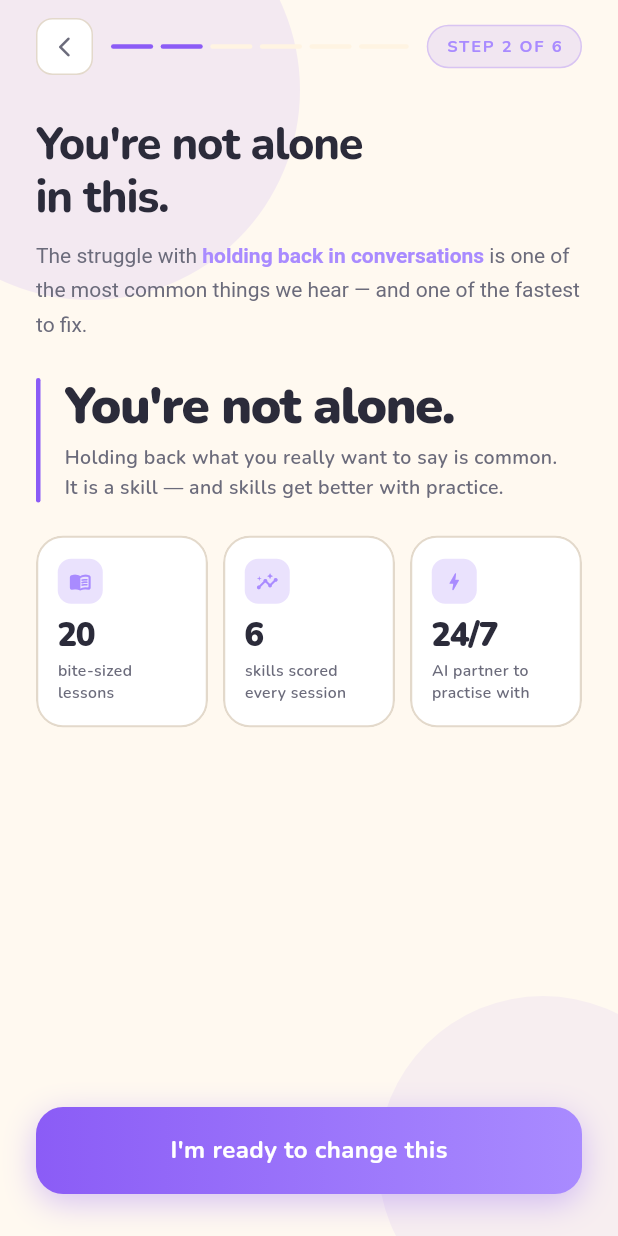
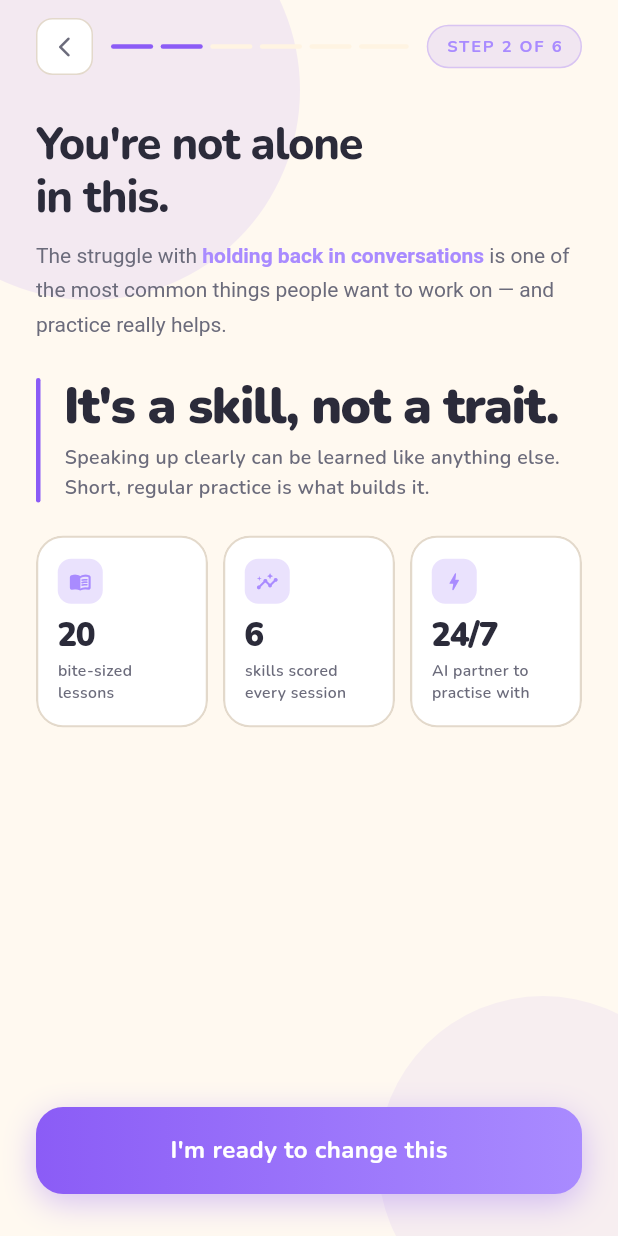
Before and after one commit to VABS-Enterprises/CommuniQ, a Flutter app: the ValidationScreen screen opened directly with empty values, on a phone screen of 412 x 824 dp. Run offline on Flutter 3.47's test engine with Material 3 defaults, Android fonts, the phone set to English and light mode, and no system bars; our stand-ins replace camera, dio, firebase_auth, firebase_core, flutter_native_splash, flutter_secure_storage and 9 more; missing offline and left inert: google_mlkit_face_detection, google_mlkit_pose_detection, livekit_client, record; accounts and stored records are empty; network calls fail.

Commit message:
Fix iOS build and tidy onboarding copy
- The iOS runner used FlutterSceneDelegate / FlutterImplicitEngineDelegate,
  which only exist in newer Flutter than the 3.32 this project pins, so
  the iOS app did not compile. Use the standard 3.32 AppDelegate and drop
  the scene manifest.
- Validation screen headline no longer repeats the title; remove the
  unsupported "fastest to fix" claim
- Home journey card: clearer message when lessons haven't loaded

```diff
--- a/client/lib/views/onboarding/screens/validation_screen.dart
+++ b/client/lib/views/onboarding/screens/validation_screen.dart
@@ -110,7 +110,7 @@ class _ValidationScreenState extends State<ValidationScreen>
                             ),
                             const TextSpan(
                               text:
-                                  ' is one of the most common things we hear — and one of the fastest to fix.',
+                                  ' is one of the most common things people want to work on — and practice really helps.',
                             ),
                           ],
                         ),
@@ -224,7 +224,7 @@ class _HeroStat extends StatelessWidget {
               crossAxisAlignment: CrossAxisAlignment.start,
               children: [
                 const Text(
-                  "You're not alone.",
+                  "It's a skill, not a trait.",
                   style: TextStyle(
                     color: AppColors.ink,
                     fontSize: 34,
@@ -235,7 +235,7 @@ class _HeroStat extends StatelessWidget {
                 ),
                 const SizedBox(height: 6),
                 const Text(
-                  'Holding back what you really want to say is common.\nIt is a skill — and skills get better with practice.',
+                  'Speaking up clearly can be learned like anything else.\nShort, regular practice is what builds it.',
                   style: TextStyle(
                     color: AppColors.inkMuted,
                     fontSize: 13,
```
Also changed, not shown: 5 other files.
